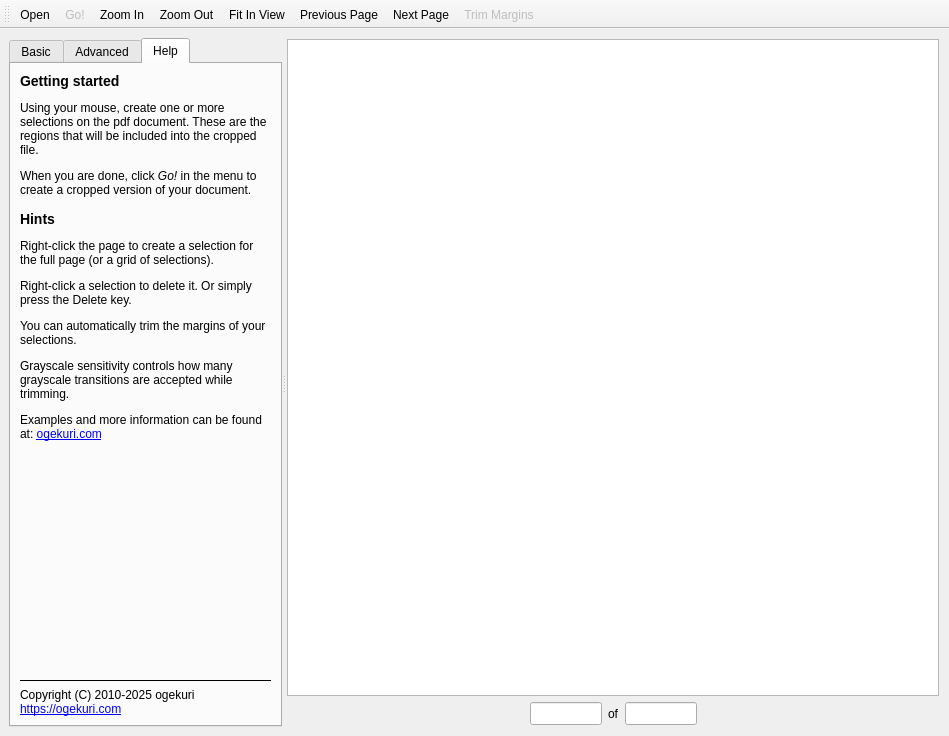
Old version of the form src/pdfframe/mainwindow.ui in the repository Ogekuri/PdfFrame.
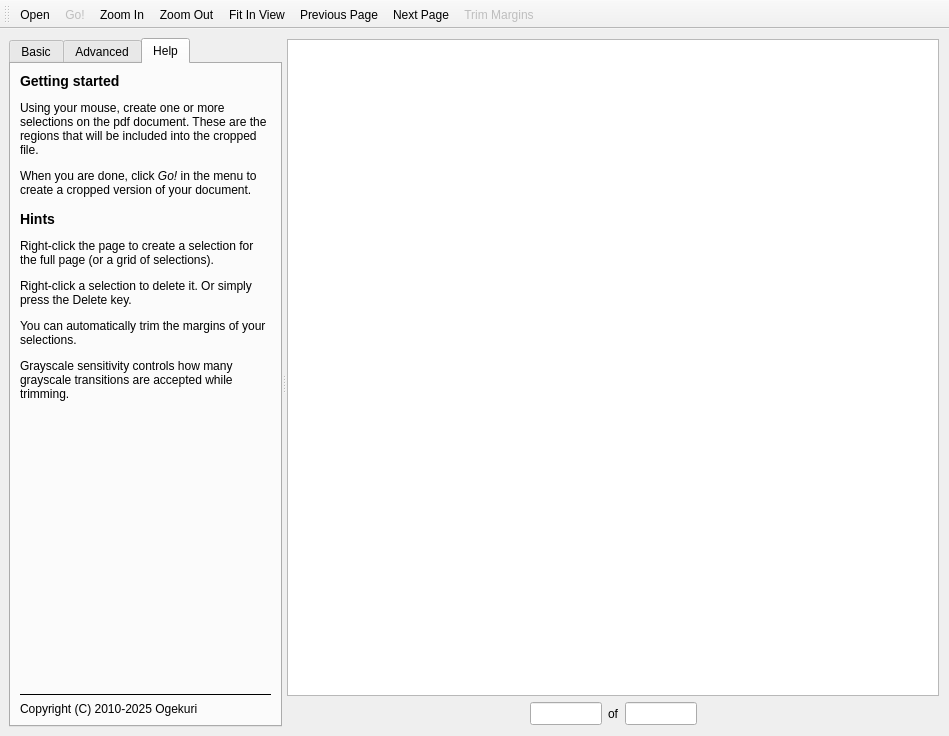
New version of the form. The open tabs and pages were chosen to show the change.

What changed in the file:
```diff
--- a/src/pdfframe/mainwindow.ui
+++ b/src/pdfframe/mainwindow.ui
@@ -440,7 +440,6 @@
  &lt;p&gt;Right-click a selection to delete it. Or simply press the Delete key.&lt;/p&gt;
  &lt;p&gt;You can automatically trim the margins of your selections.&lt;/p&gt;
  &lt;p&gt;Grayscale sensitivity controls how many grayscale transitions are accepted while trimming.&lt;/p&gt;
- &lt;p&gt;Examples and more information can be found at: &lt;a href='https://ogekuri.com/software/pdfframe'&gt;ogekuri.com&lt;/a&gt;&lt;/p&gt;
 </string>
            </property>
            <property name="textFormat">
@@ -486,8 +485,7 @@
             <string>&lt;p&gt;This program is free software and available to you in the hope that it will be useful; but without any warranty. It is distributed under the terms of the GNU General Public License (GPLv3+). See the accompanying files for more information.&lt;/p&gt;</string>
            </property>
            <property name="text">
-            <string>&lt;p&gt;Copyright (C) 2010-2025 ogekuri
-&lt;br&gt;&lt;a href='https://ogekuri.com'&gt;https://ogekuri.com&lt;/a&gt;&lt;/p&gt;</string>
+            <string>&lt;p&gt;Copyright (C) 2010-2025 Ogekuri&lt;/p&gt;</string>
            </property>
            <property name="textFormat">
             <enum>Qt::AutoText</enum>
```
